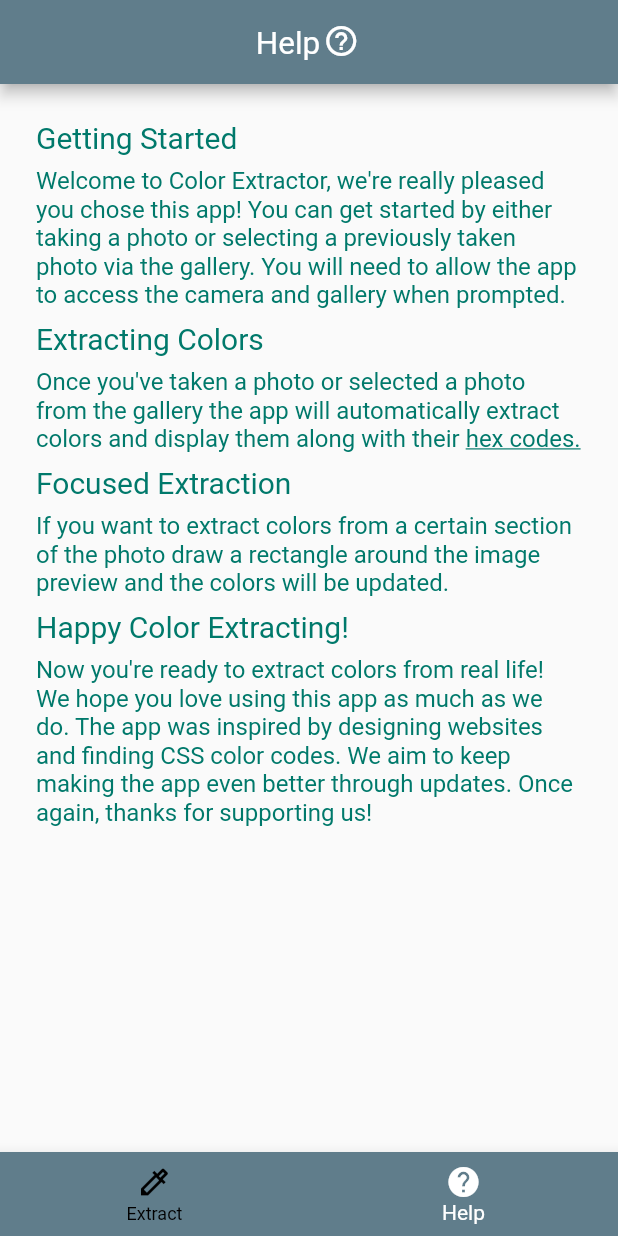
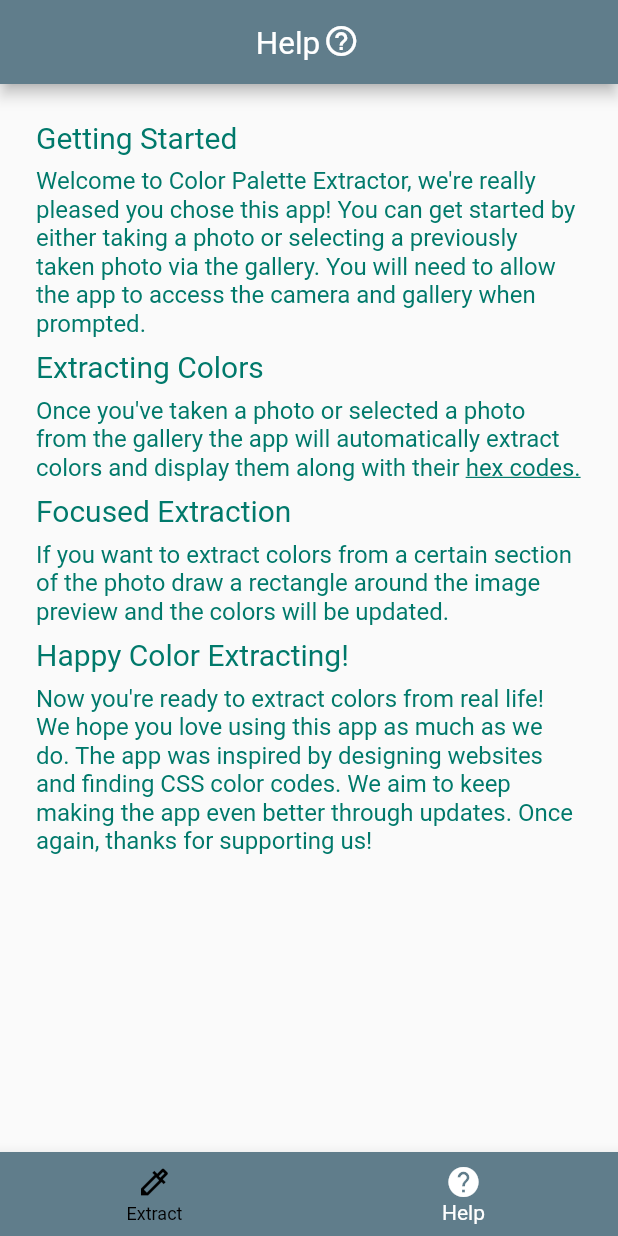
Before and after one commit to LRS4/colorextractor, a Flutter app: the screen it shows after launch, item 2 of the bottom bar chosen, on a phone screen of 412 x 824 dp. Run offline on Flutter 3.47's test engine with Material 2 defaults, Android fonts, the phone set to English and light mode, and no system bars; our stand-ins replace image_picker, palette_generator.

Commit message:
Update app name

```diff
--- a/lib/navigation.dart
+++ b/lib/navigation.dart
@@ -13,7 +13,7 @@ class Navigation extends StatefulWidget {
 class _NavigationState extends State<Navigation> {
   int _selectedIndex = 0;
   List<String> _appBarTitleOptions = [
-    "Color Extractor",
+    "Color Palette Extractor",
     "Help"
   ];
   List<Icon> _appBarIconOptions = [
--- a/lib/screens/help.dart
+++ b/lib/screens/help.dart
@@ -22,7 +22,7 @@ class _HelpScreenState extends State<HelpScreen> {
         ),
         SizedBox(height: 8),
         Text(
-          "Welcome to Color Extractor, we're really pleased you chose this app! " +
+          "Welcome to Color Palette Extractor, we're really pleased you chose this app! " +
           "You can get started by either taking a photo or selecting a previously taken " +
           "photo via the gallery. You will need to allow the app to access the camera " +
           "and gallery when prompted.",
```
